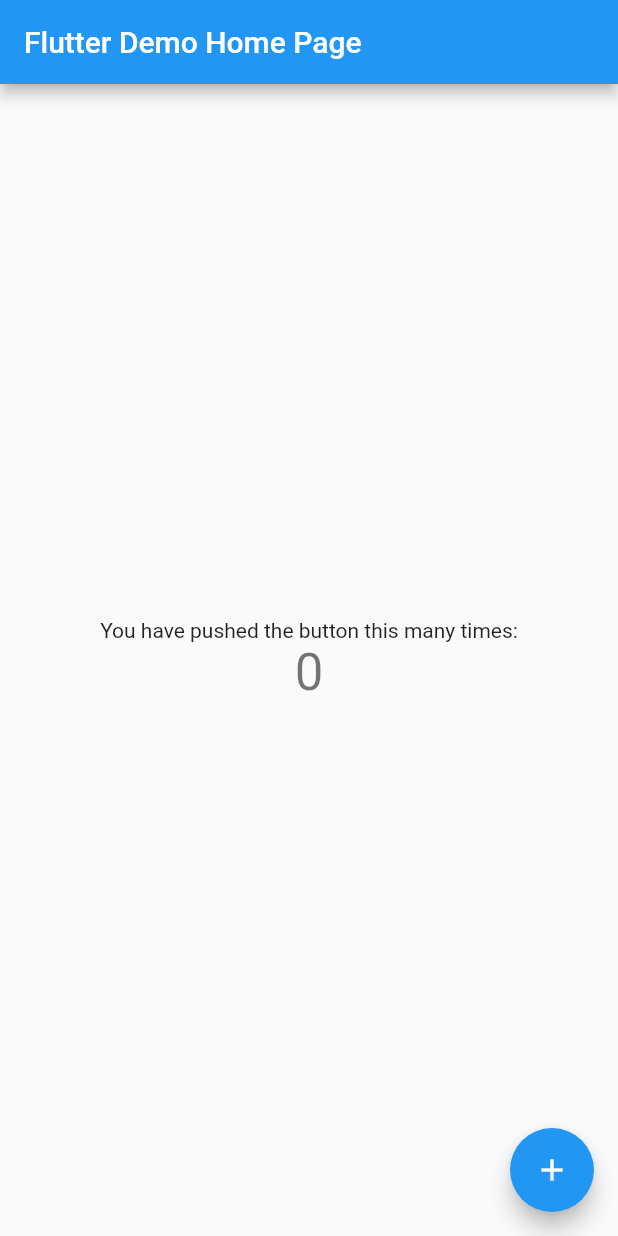
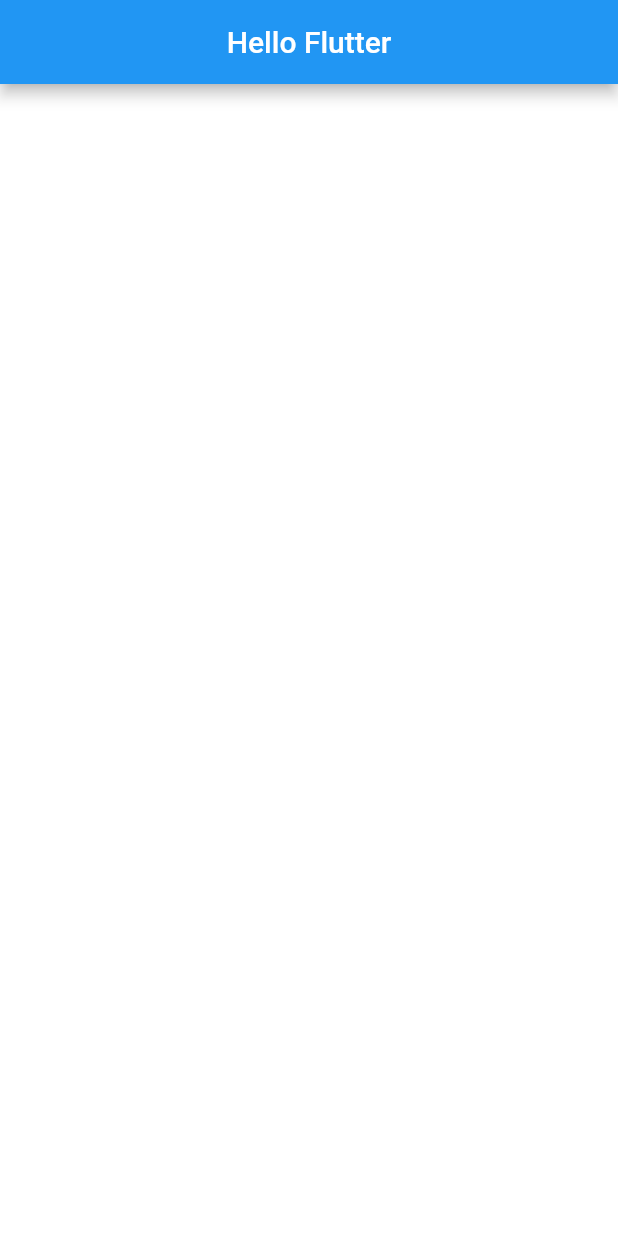
Before and after one commit to devbrunorm/flutter-aula01, a Flutter app: the screen it shows after launch, on a phone screen of 412 x 824 dp. Run offline on Flutter 3.47's test engine with Material 2 defaults, Android fonts, the phone set to English and light mode, and no system bars.

Commit message:
Adição de elementos à tela principal

```diff
--- a/lib/main.dart
+++ b/lib/main.dart
@@ -1,115 +1,35 @@
 import 'package:flutter/material.dart';
 
-void main() {
-  runApp(const MyApp());
-}
+void main() => runApp(const MyApp());
 
 class MyApp extends StatelessWidget {
   const MyApp({Key? key}) : super(key: key);
 
-  // This widget is the root of your application.
   @override
   Widget build(BuildContext context) {
     return MaterialApp(
-      title: 'Flutter Demo',
+      debugShowCheckedModeBanner: false,
       theme: ThemeData(
-        // This is the theme of your application.
-        //
-        // Try running your application with "flutter run". You'll see the
-        // application has a blue toolbar. Then, without quitting the app, try
-        // changing the primarySwatch below to Colors.green and then invoke
-        // "hot reload" (press "r" in the console where you ran "flutter run",
-        // or simply save your changes to "hot reload" in a Flutter IDE).
-        // Notice that the counter didn't reset back to zero; the application
-        // is not restarted.
-        primarySwatch: Colors.blue,
+        primaryColor: Colors.blue
       ),
-      home: const MyHomePage(title: 'Flutter Demo Home Page'),
+      home: HomePage(),
     );
   }
 }
 
-class MyHomePage extends StatefulWidget {
-  const MyHomePage({Key? key, required this.title}) : super(key: key);
-
-  // This widget is the home page of your application. It is stateful, meaning
-  // that it has a State object (defined below) that contains fields that affect
-  // how it looks.
-
-  // This class is the configuration for the state. It holds the values (in this
-  // case the title) provided by the parent (in this case the App widget) and
-  // used by the build method of the State. Fields in a Widget subclass are
-  // always marked "final".
-
-  final String title;
-
-  @override
-  State<MyHomePage> createState() => _MyHomePageState();
-}
-
-class _MyHomePageState extends State<MyHomePage> {
-  int _counter = 0;
-
-  void _incrementCounter() {
-    setState(() {
-      // This call to setState tells the Flutter framework that something has
-      // changed in this State, which causes it to rerun the build method below
-      // so that the display can reflect the updated values. If we changed
-      // _counter without calling setState(), then the build method would not be
-      // called again, and so nothing would appear to happen.
-      _counter++;
-    });
-  }
+class HomePage extends StatelessWidget {
+  const HomePage({Key? key}) : super(key: key);
 
   @override
   Widget build(BuildContext context) {
-    // This method is rerun every time setState is called, for instance as done
-    // by the _incrementCounter method above.
-    //
-    // The Flutter framework has been optimized to make rerunning build methods
-    // fast, so that you can just rebuild anything that needs updating rather
-    // than having to individually change instances of widgets.
     return Scaffold(
       appBar: AppBar(
-        // Here we take the value from the MyHomePage object that was created by
-        // the App.build method, and use it to set our appbar title.
-        title: Text(widget.title),
+        title: Text("Hello Flutter"),
+        centerTitle: true,
       ),
-      body: Center(
-        // Center is a layout widget. It takes a single child and positions it
-        // in the middle of the parent.
-        child: Column(
-          // Column is also a layout widget. It takes a list of children and
-          // arranges them vertically. By default, it sizes itself to fit its
-          // children horizontally, and tries to be as tall as its parent.
-          //
-          // Invoke "debug painting" (press "p" in the console, choose the
-          // "Toggle Debug Paint" action from the Flutter Inspector in Android
-          // Studio, or the "Toggle Debug Paint" command in Visual Studio Code)
-          // to see the wireframe for each widget.
-          //
-          // Column has various properties to control how it sizes itself and
-          // how it positions its children. Here we use mainAxisAlignment to
-          // center the children vertically; the main axis here is the vertical
-          // axis because Columns are vertical (the cross axis would be
-          // horizontal).
-          mainAxisAlignment: MainAxisAlignment.center,
-          children: <Widget>[
-            const Text(
-              'You have pushed the button this many times:',
-            ),
-            Text(
-              '$_counter',
-              style: Theme.of(context).textTheme.headline4,
-            ),
-          ],
-        ),
+      body: Container(
+        color: Colors.white,
       ),
-      floatingActionButton: FloatingActionButton(
-        onPressed: _incrementCounter,
-        tooltip: 'Increment',
-        child: const Icon(Icons.add),
-      ), // This trailing comma makes auto-formatting nicer for build methods.
     );
   }
 }
```
